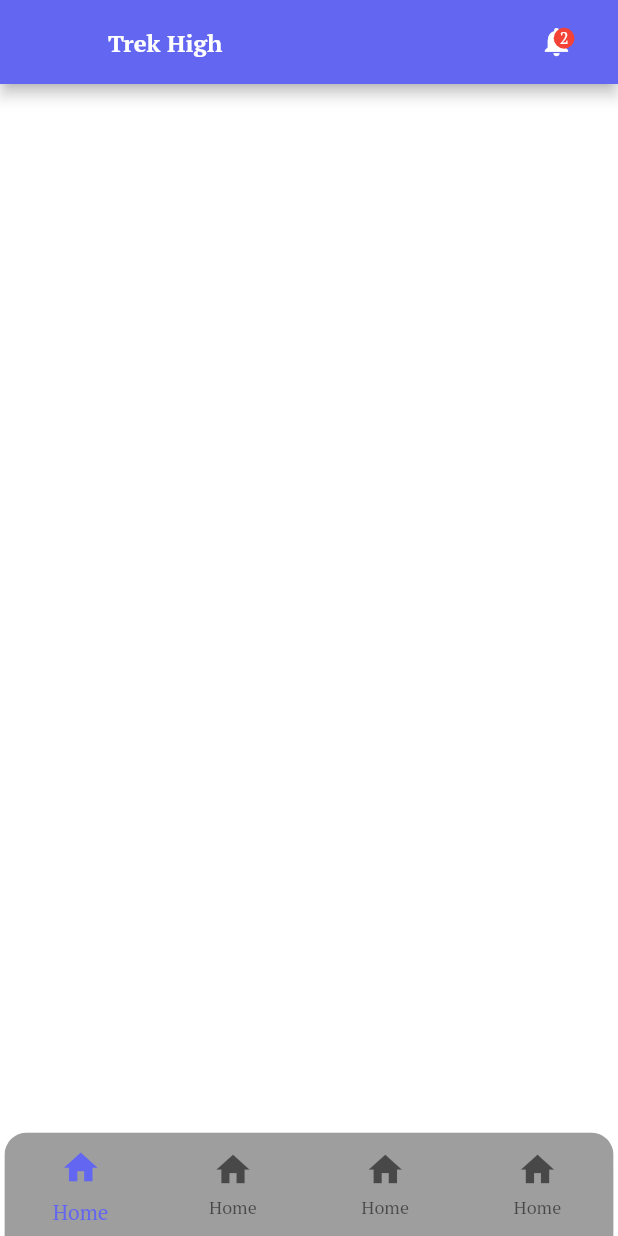
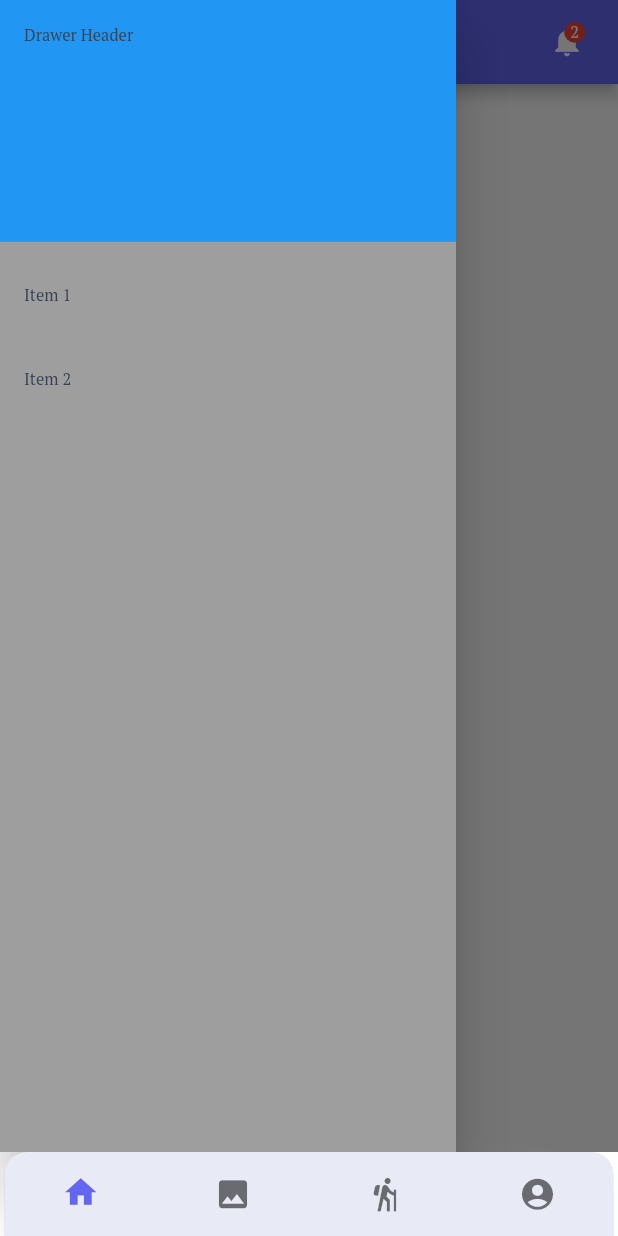
Before and after one commit to Prabesh789/Trek-High, a Flutter app: the BottomNavigation screen opened directly, with the side drawer open (before the commit the screen has no drawer), on a phone screen of 412 x 824 dp. Run offline on Flutter 3.47's test engine with Material 2 defaults, Android fonts, the light colour scheme and no system bars; our stand-ins replace another_flushbar, auto_route, cloud_firestore, dartz, dio, easy_localization and 19 more; accounts and stored records are empty.

Commit message:
botton navigation bar and other components are updated

```diff
--- a/assets/translation/en.json
+++ b/assets/translation/en.json
@@ -16,5 +16,6 @@
     "confirm_password": "Confirm Password",
     "sign_up": "Sign up",
     "email_validation": "Email pattern doesn't match !",
-    "confirm_password_validation": "Password doesn't match !"
+    "confirm_password_validation": "Password doesn't match !",
+    "home_screen": "Home Screen"
 }
--- a/assets/translation/ne-NP.json
+++ b/assets/translation/ne-NP.json
@@ -19,5 +19,6 @@
     "confirm_password": "पस्स्वोर्ड पुष्टि गर्नुहोस्",
     "sign_up": "साइन अप",
     "email_validation": "इमेलको ढाँचा मीलेन !",
-    "confirm_password_validation": "पस्स्वोर्ड मीलेन !"
+    "confirm_password_validation": "पस्स्वोर्ड मीलेन !",
+    "home_screen": "गृहपृष्ठ"
 }
--- a/lib/core/widgets/custom_back_button.dart
+++ b/lib/core/widgets/custom_back_button.dart
@@ -21,8 +21,8 @@ class CustomBackButton extends StatelessWidget {
           splashColor: Colors.indigoAccent[100],
           onTap: onTap,
           child: Container(
-            height: 42,
-            width: 42,
+            height: 36,
+            width: 36,
             decoration: BoxDecoration(
               color: Colors.indigoAccent[100],
               borderRadius: BorderRadius.circular(8),
@@ -30,7 +30,7 @@ class CustomBackButton extends StatelessWidget {
             child: const Icon(
               Icons.chevron_left,
               color: Colors.white,
-              size: 33,
+              size: 30,
             ),
           ),
         ),
--- a/lib/core/widgets/custom_button.dart
+++ b/lib/core/widgets/custom_button.dart
@@ -27,7 +27,7 @@ class _CustomButtonState extends State<CustomButton> {
     return InkWell(
       onTap: widget.isLoading ? null : widget.onPressed,
       child: Container(
-        height: widget.buttonHeigh ?? 52,
+        height: widget.buttonHeigh ?? 48,
         width: widget.buttonWidget ?? size.width,
         decoration: BoxDecoration(
           borderRadius: BorderRadius.circular(10),
--- a/lib/core/widgets/custom_notification.dart
+++ b/lib/core/widgets/custom_notification.dart
@@ -8,7 +8,7 @@ class CustomNotification extends StatelessWidget {
     return Center(
       child: Padding(
         padding: const EdgeInsets.only(
-          right: 17,
+          right: 10,
         ),
         child: Stack(
           children: <Widget>[
@@ -22,7 +22,7 @@ class CustomNotification extends StatelessWidget {
             ),
             Positioned(
               right: 12,
-              top: 10,
+              top: 6,
               child: Container(
                 padding: const EdgeInsets.all(4),
                 decoration: const BoxDecoration(
--- a/lib/core/widgets/custom_textfield.dart
+++ b/lib/core/widgets/custom_textfield.dart
@@ -34,12 +34,13 @@ class CustomTextfield extends StatelessWidget {
       controller: textEditingController,
       focusNode: focusNode,
       decoration: InputDecoration(
+        contentPadding: const EdgeInsets.all(10),
         prefixIcon: prefixIcon,
         suffixIcon: sufixIcon,
         hintText: hintText,
         hintStyle: GoogleFonts.ptSerif(
           textStyle: const TextStyle(
-            fontSize: 14,
+            fontSize: 12,
             fontWeight: FontWeight.bold,
             overflow: TextOverflow.ellipsis,
             color: Colors.grey,
@@ -48,7 +49,7 @@ class CustomTextfield extends StatelessWidget {
         labelText: labelText,
         labelStyle: GoogleFonts.ptSerif(
           textStyle: const TextStyle(
-            fontSize: 14,
+            fontSize: 12,
             fontWeight: FontWeight.bold,
             overflow: TextOverflow.ellipsis,
             color: Colors.grey,
--- a/lib/features/home_screen/home_screen.dart
+++ b/lib/features/home_screen/home_screen.dart
@@ -1,3 +1,4 @@
+import 'package:easy_localization/easy_localization.dart';
 import 'package:flutter/material.dart';
 import 'package:trek_high/core/widgets/custom_notification.dart';
 
@@ -7,9 +8,46 @@ class HomeScreen extends StatelessWidget {
   @override
   Widget build(BuildContext context) {
     return Scaffold(
+      drawer: Drawer(
+        // Add a ListView to the drawer. This ensures the user can scroll
+        // through the options in the drawer if there isn't enough vertical
+        // space to fit everything.
+        child: ListView(
+          // Important: Remove any padding from the ListView.
+          padding: EdgeInsets.zero,
+          children: [
+            const DrawerHeader(
+              decoration: BoxDecoration(
+                color: Colors.blue,
+              ),
+              child: Text('Drawer Header'),
+            ),
+            ListTile(
+              title: const Text('Item 1'),
+              onTap: () {
+                // Update the state of the app
+                // ...
+                // Then close the drawer
+                Navigator.pop(context);
+              },
+            ),
+            ListTile(
+              title: const Text('Item 2'),
+              onTap: () {
+                // Update the state of the app
+                // ...
+                // Then close the drawer
+                Navigator.pop(context);
+              },
+            ),
+          ],
+        ),
+      ),
       appBar: AppBar(
-        leading: const SizedBox(),
-        title: const Text('Trek High'),
+        centerTitle: true,
+        title: Text(
+          tr('home_screen'),
+        ),
         actions: const [
           CustomNotification(),
         ],
--- a/lib/features/main_dashboard/presentation/bottom_navigation.dart
+++ b/lib/features/main_dashboard/presentation/bottom_navigation.dart
@@ -31,12 +31,19 @@ class _BottomNavigationState extends State<BottomNavigation> {
   Widget build(BuildContext context) {
     final index = useProvider(indexNotifierProvider);
     return Scaffold(
-      backgroundColor: Theme.of(context).scaffoldBackgroundColor,
+      // backgroundColor: Theme.of(context).scaffoldBackgroundColor,
       body: _screens.elementAt(index),
       bottomNavigationBar: Container(
         margin: const EdgeInsets.symmetric(horizontal: 3),
-        decoration: const BoxDecoration(
-          borderRadius: BorderRadius.only(
+        decoration: BoxDecoration(
+          boxShadow: [
+            BoxShadow(
+              offset: const Offset(0, 10),
+              blurRadius: 50,
+              color: Colors.grey.withOpacity(0.04),
+            ),
+          ],
+          borderRadius: const BorderRadius.only(
             topLeft: Radius.circular(15),
             topRight: Radius.circular(15),
           ),
@@ -47,13 +54,21 @@ class _BottomNavigationState extends State<BottomNavigation> {
             topRight: Radius.circular(15),
           ),
           child: BottomNavigationBar(
+            backgroundColor: Colors.indigo[50],
             currentIndex: index, //New
             onTap: _onItemTapped,
             elevation: 10,
             type: BottomNavigationBarType.fixed,
-            iconSize: 27,
-            showSelectedLabels: true,
-            showUnselectedLabels: true,
+            iconSize: 26,
+            showSelectedLabels: false,
+            showUnselectedLabels: false,
+            unselectedLabelStyle:
+                Theme.of(context).textTheme.bodyText1?.copyWith(
+                      fontSize: 1,
+                    ),
+            selectedLabelStyle: Theme.of(context).textTheme.bodyText1?.copyWith(
+                  fontSize: 1,
+                ),
             items: <BottomNavigationBarItem>[
               BottomNavigationBarItem(
                 activeIcon: const Padding(
@@ -63,12 +78,14 @@ class _BottomNavigationState extends State<BottomNavigation> {
                   ),
                   child: Icon(
                     Icons.home,
+                    size: 25,
                   ),
                 ),
                 icon: const Icon(
                   Icons.home,
+                  size: 25,
                 ),
-                label: tr('Home'),
+                label: tr(''),
               ),
               BottomNavigationBarItem(
                 activeIcon: const Padding(
@@ -77,13 +94,15 @@ class _BottomNavigationState extends State<BottomNavigation> {
                     bottom: 6,
                   ),
                   child: Icon(
-                    Icons.home,
+                    Icons.image,
+                    size: 25,
                   ),
                 ),
                 icon: const Icon(
-                  Icons.home,
+                  Icons.image,
+                  size: 25,
                 ),
-                label: tr('Home'),
+                label: tr(''),
               ),
               BottomNavigationBarItem(
                 activeIcon: const Padding(
@@ -92,13 +111,15 @@ class _BottomNavigationState extends State<BottomNavigation> {
                     bottom: 6,
                   ),
                   child: Icon(
-                    Icons.home,
+                    Icons.hiking,
+                    size: 25,
                   ),
                 ),
                 icon: const Icon(
-                  Icons.home,
+                  Icons.hiking,
+                  size: 25,
                 ),
-                label: tr('Home'),
+                label: tr(''),
               ),
               BottomNavigationBarItem(
                 activeIcon: const Padding(
@@ -107,13 +128,15 @@ class _BottomNavigationState extends State<BottomNavigation> {
                     bottom: 6,
                   ),
                   child: Icon(
-                    Icons.home,
+                    Icons.account_circle,
+                    size: 25,
                   ),
                 ),
                 icon: const Icon(
-                  Icons.home,
+                  Icons.account_circle,
+                  size: 25,
                 ),
-                label: tr('Home'),
+                label: tr(''),
               ),
             ],
           ),
```
Also changed, not shown: lib/features/auth/login_screen/login_screen.dart (+11 -5 lines), lib/features/landing_screen/landing_screen.dart (+7 -3 lines).
